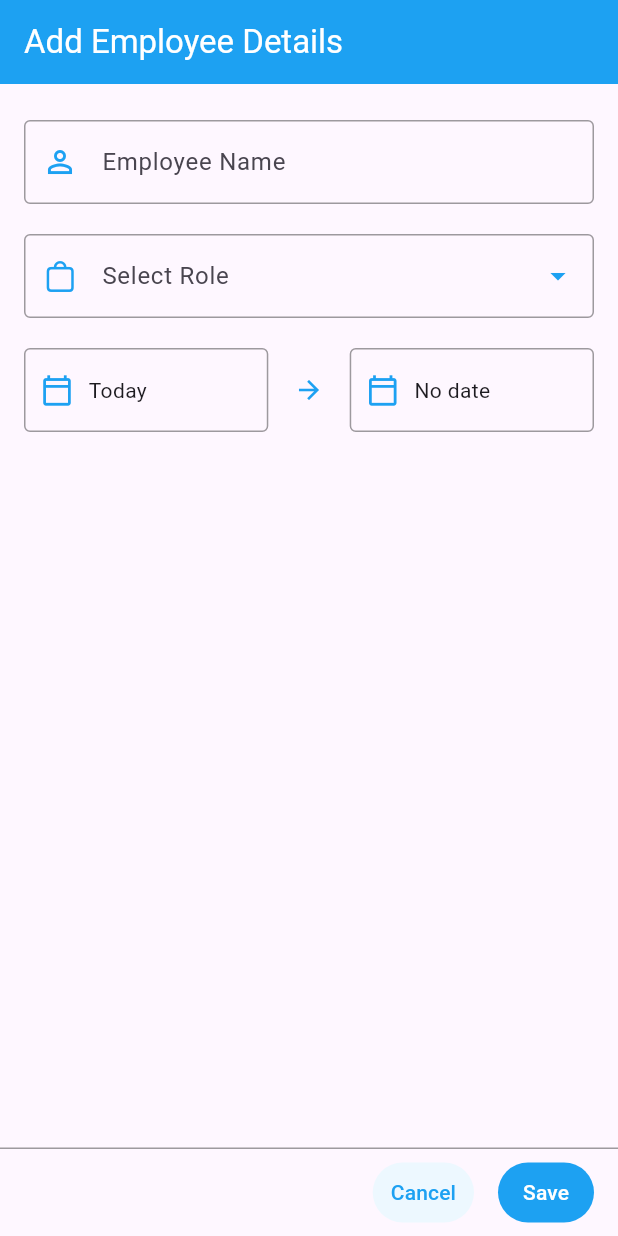
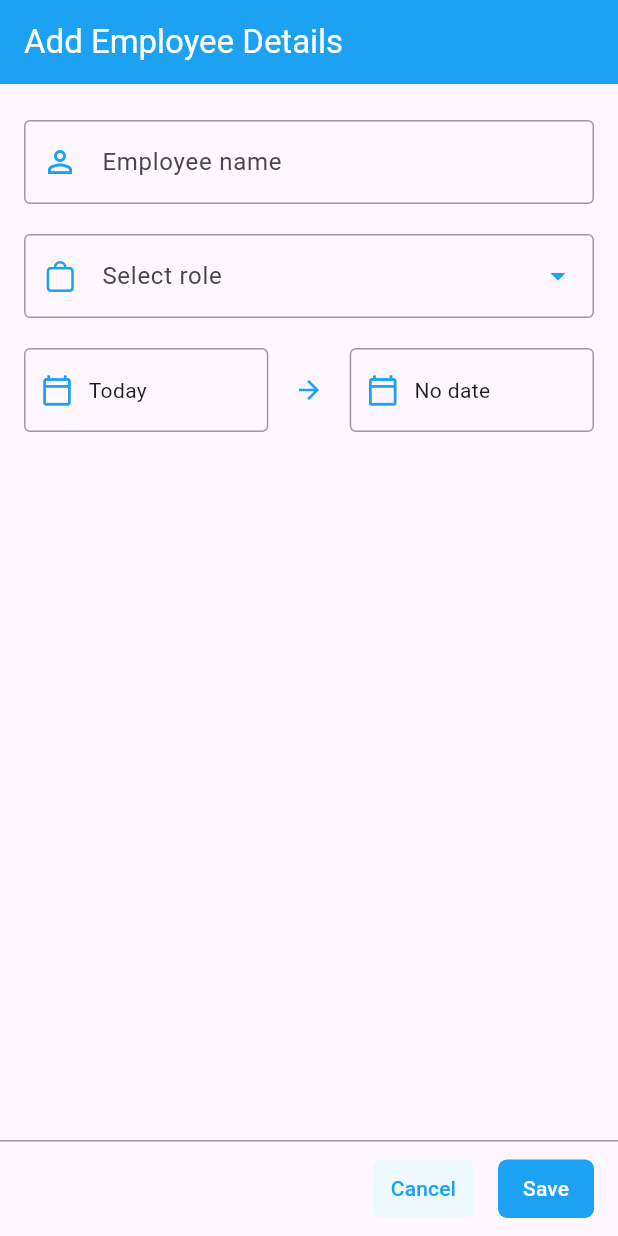
Before and after one commit to anant-kannaik/employee_tracker, a Flutter app: the screen it shows after launch, after a tap on the "add" icon, on a phone screen of 412 x 824 dp. Run offline on Flutter 3.47's test engine with Material 3 defaults, Android fonts, the phone set to English and light mode, and no system bars; our stand-ins replace flutter_bloc, sqflite, syncfusion_flutter_datepicker; accounts and stored records are empty.

Commit message:
Add employee screen button radius change

```diff
--- a/lib/screens/add_employee_details_screen.dart
+++ b/lib/screens/add_employee_details_screen.dart
@@ -177,6 +177,7 @@ class _AddEmployeeDetailsScreenState extends State<AddEmployeeDetailsScreen> {
                   child: Align(
                     alignment: Alignment.bottomCenter,
                     child: Container(
+                      height: 64.0,
                       decoration: const BoxDecoration(
                         border: Border(
                           top: BorderSide(
@@ -186,10 +187,10 @@ class _AddEmployeeDetailsScreenState extends State<AddEmployeeDetailsScreen> {
                         ),
                       ),
                       padding: const EdgeInsets.symmetric(
-                          vertical: 5.0, horizontal: 16.0),
+                          vertical: 12.0, horizontal: 16.0),
                       child: Row(
+                        mainAxisAlignment: MainAxisAlignment.end,
                         children: [
-                          const Expanded(child: SizedBox()),
                           CustomTextButton(
                             title: cancelButtonText,
                             foregroundColor: AppColors.primaryColor,
--- a/lib/utils/constants.dart
+++ b/lib/utils/constants.dart
@@ -13,8 +13,8 @@ const editEmployeeDetailsScreenTitle = 'Edit Employee Details';
 
 const noEmployeeImageName = 'assets/no_employee_image.png';
 
-const employeeNameHintText = 'Employee Name';
-const selectRoleHintText = 'Select Role';
+const employeeNameHintText = 'Employee name';
+const selectRoleHintText = 'Select role';
 
 const todayDateHintText = 'Today';
 const noDateHintText = 'No date';
--- a/lib/widgets/custom_text_button.dart
+++ b/lib/widgets/custom_text_button.dart
@@ -19,6 +19,9 @@ class CustomTextButton extends StatelessWidget {
       style: TextButton.styleFrom(
         foregroundColor: foregroundColor,
         backgroundColor: backgroundColor,
+        shape: const RoundedRectangleBorder(
+          borderRadius: BorderRadius.all(Radius.circular(6.0)),
+        ),
       ),
       onPressed: onPressed,
       child: Text(title),
```
